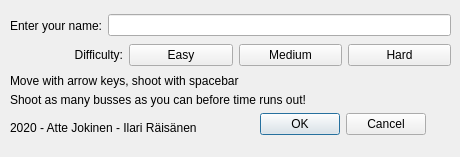
Old version of the form Game/startdialog.ui in the repository Iledius/NysseGame.
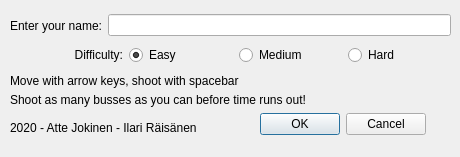
New version of the form.

Commit message: Added difficulty radio buttons to start screen

The edit to the form file:
```diff
--- a/Game/startdialog.ui
+++ b/Game/startdialog.ui
@@ -63,21 +63,24 @@
      </widget>
     </item>
     <item>
-     <widget class="QPushButton" name="pushButton">
+     <widget class="QRadioButton" name="EasyRadioButton">
       <property name="text">
        <string>Easy</string>
       </property>
+      <property name="checked">
+       <bool>true</bool>
+      </property>
      </widget>
     </item>
     <item>
-     <widget class="QPushButton" name="pushButton_2">
+     <widget class="QRadioButton" name="mediumRadioButton">
       <property name="text">
        <string>Medium</string>
       </property>
      </widget>
     </item>
     <item>
-     <widget class="QPushButton" name="pushButton_3">
+     <widget class="QRadioButton" name="hardRadioButton">
       <property name="text">
        <string>Hard</string>
       </property>
```
The commit also changes 2 other files.
